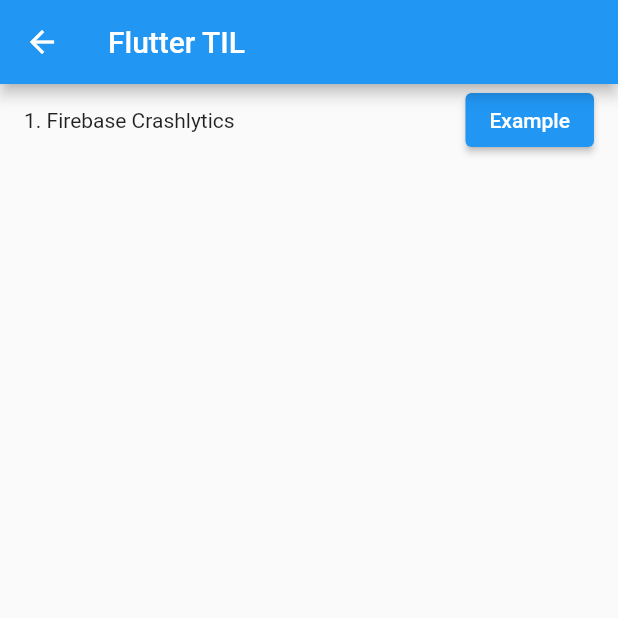
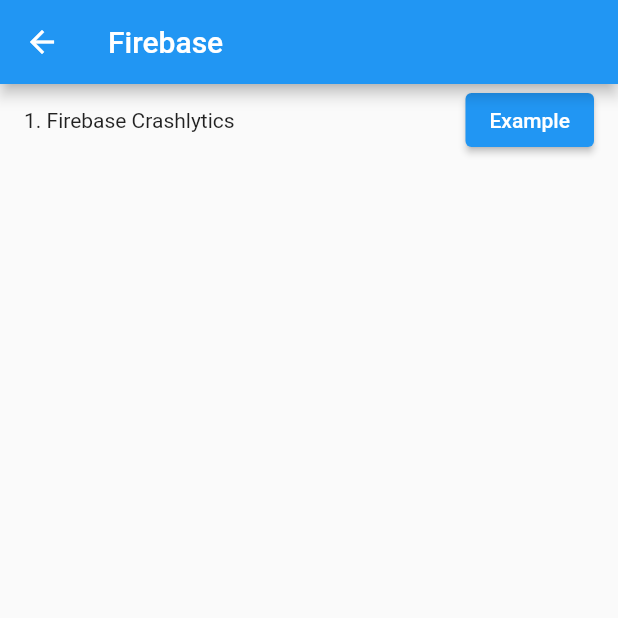
Before and after one commit to JaeHeee/Flutter_TIL, a Flutter app: the FirebaseHomePage screen opened by its route, on a phone screen of 412 x 824 dp, the top half of it. Run offline on Flutter 3.47's test engine with Material 2 defaults, Android fonts, the phone set to English and light mode, and no system bars; our stand-ins replace firebase_core; accounts and stored records are empty.

Commit message:
style: Change appBar title

```diff
--- a/lib/firebase/firebase_home_page.dart
+++ b/lib/firebase/firebase_home_page.dart
@@ -26,7 +26,6 @@ class _FirebaseHomePageState extends State<FirebaseHomePage> {
     return FutureBuilder(
       future: _initialization,
       builder: (context, snapshot) {
-        print(snapshot);
         if (snapshot.hasError) {
           return Scaffold(
             body: Center(
@@ -40,7 +39,7 @@ class _FirebaseHomePageState extends State<FirebaseHomePage> {
         if (snapshot.connectionState == ConnectionState.done) {
           return Scaffold(
             appBar: AppBar(
-              title: const Text('Flutter TIL'),
+              title: const Text('Firebase'),
             ),
             body: ListView.builder(
               itemCount: list.length,
```
